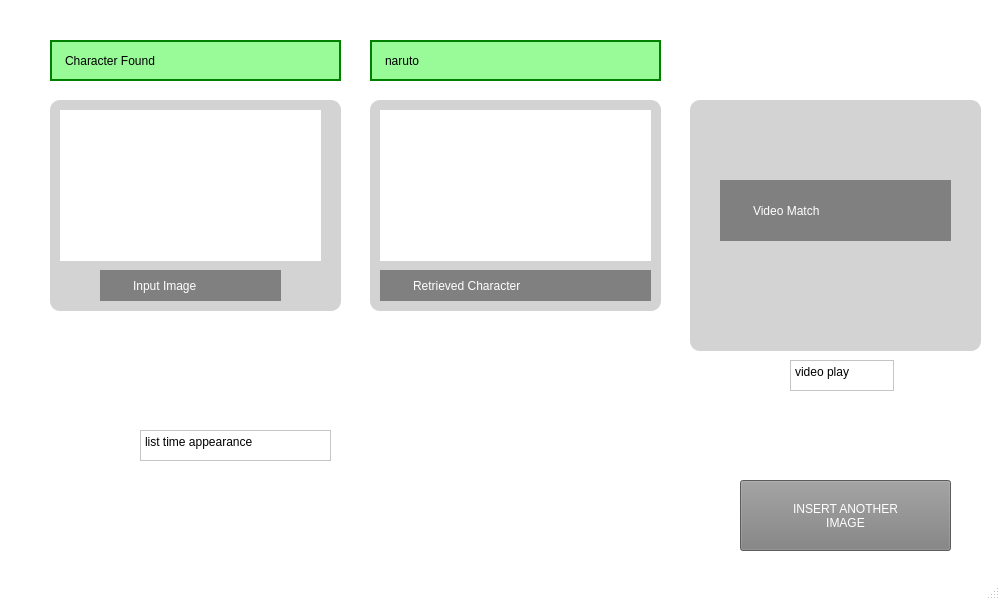
Before: the Qt Designer form UI_ccir.ui in syaz131/Gui-cartoon-retrieval, drawn with Qt 5.
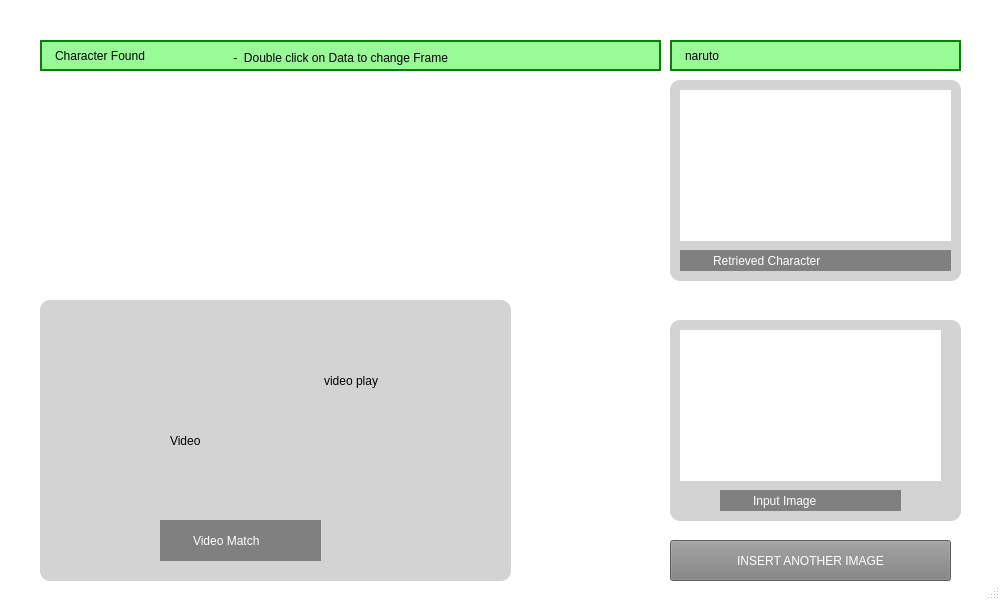
After: the same form once the commit is applied. The open tabs and pages were chosen to show the change. Icons and pictures are not drawn.

The edit to the form file:
```diff
--- a/UI_ccir.ui
+++ b/UI_ccir.ui
@@ -608,10 +608,10 @@
      <widget class="QFrame" name="frame_7">
       <property name="geometry">
        <rect>
-        <x>50</x>
-        <y>100</y>
+        <x>670</x>
+        <y>320</y>
         <width>291</width>
-        <height>211</height>
+        <height>201</height>
        </rect>
       </property>
       <property name="styleSheet">
@@ -656,7 +656,7 @@
          <x>50</x>
          <y>170</y>
          <width>181</width>
-         <height>31</height>
+         <height>21</height>
         </rect>
        </property>
        <property name="styleSheet">
@@ -675,10 +675,10 @@
      <widget class="QLabel" name="label_15">
       <property name="geometry">
        <rect>
-        <x>50</x>
+        <x>40</x>
         <y>40</y>
-        <width>291</width>
-        <height>41</height>
+        <width>621</width>
+        <height>31</height>
        </rect>
       </property>
       <property name="styleSheet">
@@ -695,10 +695,10 @@
      <widget class="QPushButton" name="btn_insertAnotherImage2">
       <property name="geometry">
        <rect>
-        <x>740</x>
-        <y>480</y>
-        <width>211</width>
-        <height>71</height>
+        <x>670</x>
+        <y>540</y>
+        <width>281</width>
+        <height>41</height>
        </rect>
       </property>
       <property name="styleSheet">
@@ -707,17 +707,16 @@
 color: white;</string>
       </property>
       <property name="text">
-       <string>INSERT ANOTHER
-IMAGE</string>
+       <string>INSERT ANOTHER IMAGE</string>
       </property>
      </widget>
      <widget class="QLabel" name="label_characterName">
       <property name="geometry">
        <rect>
-        <x>370</x>
+        <x>670</x>
         <y>40</y>
         <width>291</width>
-        <height>41</height>
+        <height>31</height>
        </rect>
       </property>
       <property name="styleSheet">
@@ -734,10 +733,10 @@
      <widget class="QFrame" name="frame_8">
       <property name="geometry">
        <rect>
-        <x>370</x>
-        <y>100</y>
+        <x>670</x>
+        <y>80</y>
         <width>291</width>
-        <height>211</height>
+        <height>201</height>
        </rect>
       </property>
       <property name="styleSheet">
@@ -782,7 +781,7 @@
          <x>10</x>
          <y>170</y>
          <width>271</width>
-         <height>31</height>
+         <height>21</height>
         </rect>
        </property>
        <property name="styleSheet">
@@ -798,39 +797,13 @@
        </property>
       </widget>
      </widget>
-     <widget class="QPlainTextEdit" name="text_3">
-      <property name="geometry">
-       <rect>
-        <x>140</x>
-        <y>430</y>
-        <width>191</width>
-        <height>31</height>
-       </rect>
-      </property>
-      <property name="plainText">
-       <string>list time appearance</string>
-      </property>
-     </widget>
-     <widget class="QPlainTextEdit" name="text_4">
-      <property name="geometry">
-       <rect>
-        <x>790</x>
-        <y>360</y>
-        <width>104</width>
-        <height>31</height>
-       </rect>
-      </property>
-      <property name="plainText">
-       <string>video play</string>
-      </property>
-     </widget>
      <widget class="QFrame" name="frame_11">
       <property name="geometry">
        <rect>
-        <x>690</x>
-        <y>100</y>
-        <width>291</width>
-        <height>251</height>
+        <x>40</x>
+        <y>300</y>
+        <width>471</width>
+        <height>281</height>
        </rect>
       </property>
       <property name="styleSheet">
@@ -843,13 +816,26 @@
       <property name="frameShadow">
        <enum>QFrame::Raised</enum>
       </property>
+      <widget class="QLabel" name="label_5">
+       <property name="geometry">
+        <rect>
+         <x>130</x>
+         <y>100</y>
+         <width>201</width>
+         <height>81</height>
+        </rect>
+       </property>
+       <property name="text">
+        <string>Video</string>
+       </property>
+      </widget>
       <widget class="QLabel" name="label_23">
        <property name="geometry">
         <rect>
-         <x>30</x>
-         <y>80</y>
-         <width>231</width>
-         <height>61</height>
+         <x>120</x>
+         <y>220</y>
+         <width>161</width>
+         <height>41</height>
         </rect>
        </property>
        <property name="styleSheet">
@@ -864,6 +850,35 @@
         <string>Video Match</string>
        </property>
       </widget>
+      <widget class="QPlainTextEdit" name="text_4">
+       <property name="geometry">
+        <rect>
+         <x>280</x>
+         <y>70</y>
+         <width>104</width>
+         <height>31</height>
+        </rect>
+       </property>
+       <property name="plainText">
+        <string>video play</string>
+       </property>
+      </widget>
+     </widget>
+     <widget class="QLabel" name="label_8">
+      <property name="geometry">
+       <rect>
+        <x>230</x>
+        <y>50</y>
+        <width>331</width>
+        <height>16</height>
+       </rect>
+      </property>
+      <property name="styleSheet">
+       <string notr="true">font: 9pt; background-color:palegreen;</string>
+      </property>
+      <property name="text">
+       <string> -  Double click on Data to change Frame</string>
+      </property>
      </widget>
     </widget>
    </widget>
```
Left out of the diff: 6 changed lines with no effect on the pictures.
